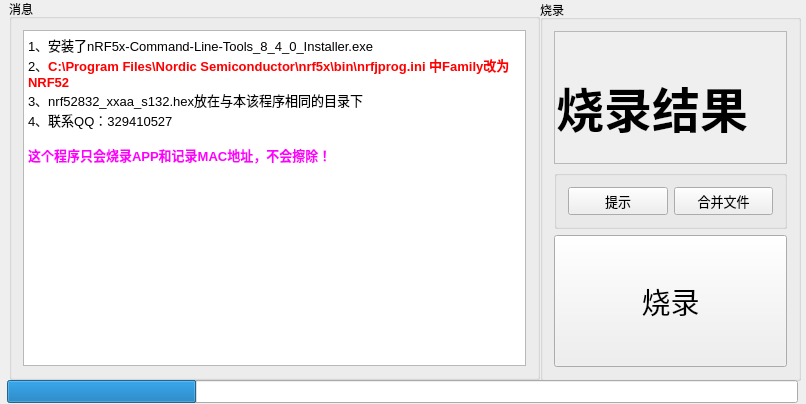
First picture: the form in NodicProgram/mainwindow.ui, repository weiqifa0/nodicprogrammingApp, before the edit.
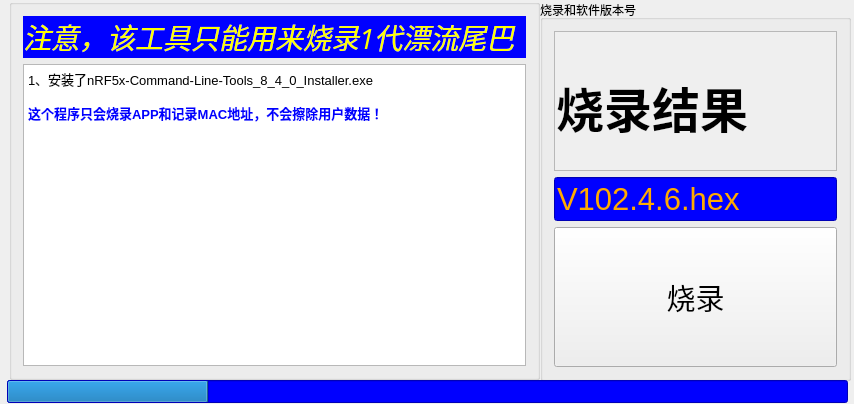
Second picture: the form after the edit.

Commit message: [Dscription]:new ts102 update version [Author]:weiqifa 	modified:   NodicProgram/NodicProgram.pro 	modified:   NodicProgram/NodicProgram.pro.user 	new file:   NodicProgram/appprogram.qrc 	modified:   NodicProgram/main.cpp 	modified:   NodicProgram/mainwindow.cpp 	modified:   NodicProgram/mainwindow.h 	modified:   NodicProgram/mainwindow.ui 	modified:   NodicProgram/nodic.ico 	new file:   NodicProgram/nrf52832_xxaa_s132.hex 	renamed:    NodicProgram.exe -> NodicProgramApp.exe 	modified:   appMacAdress.txt 	deleted:    nrf52832_xxaa_s132.hex

Patch:
```diff
--- a/NodicProgram/mainwindow.ui
+++ b/NodicProgram/mainwindow.ui
@@ -9,7 +9,7 @@
    <rect>
     <x>0</x>
     <y>0</y>
-    <width>806</width>
+    <width>854</width>
     <height>404</height>
    </rect>
   </property>
@@ -28,7 +28,7 @@
      <rect>
       <x>540</x>
       <y>0</y>
-      <width>261</width>
+      <width>311</width>
       <height>381</height>
      </rect>
     </property>
@@ -45,7 +45,7 @@
      </size>
     </property>
     <property name="title">
-     <string>烧录</string>
+     <string>烧录和软件版本号</string>
     </property>
     <layout class="QVBoxLayout" name="verticalLayout">
      <item>
@@ -64,8 +64,8 @@
          <rect>
           <x>0</x>
           <y>0</y>
-          <width>239</width>
-          <height>143</height>
+          <width>289</width>
+          <height>147</height>
          </rect>
         </property>
         <widget class="QLabel" name="label">
@@ -73,7 +73,7 @@
           <rect>
            <x>0</x>
            <y>10</y>
-           <width>320</width>
+           <width>291</width>
            <height>131</height>
           </rect>
          </property>
@@ -85,7 +85,7 @@
          </property>
          <property name="font">
           <font>
-           <family>微软雅黑</family>
+           <family>宋体</family>
            <pointsize>36</pointsize>
            <weight>75</weight>
            <bold>true</bold>
@@ -105,50 +105,25 @@
       </widget>
      </item>
      <item>
-      <widget class="QGroupBox" name="groupBox_3">
-       <property name="sizePolicy">
-        <sizepolicy hsizetype="Expanding" vsizetype="Fixed">
-         <horstretch>0</horstretch>
-         <verstretch>0</verstretch>
-        </sizepolicy>
+      <widget class="QLineEdit" name="lineEdit">
+       <property name="enabled">
+        <bool>false</bool>
        </property>
-       <property name="title">
-        <string/>
+       <property name="font">
+        <font>
+         <pointsize>23</pointsize>
+        </font>
        </property>
-       <layout class="QHBoxLayout" name="horizontalLayout">
-        <item>
-         <widget class="QPushButton" name="pushButton_3">
-          <property name="font">
-           <font>
-            <family>微软雅黑</family>
-            <pointsize>10</pointsize>
-           </font>
-          </property>
-          <property name="text">
-           <string>提示</string>
-          </property>
-         </widget>
-        </item>
-        <item>
-         <widget class="QPushButton" name="pushButton_2">
-          <property name="sizePolicy">
-           <sizepolicy hsizetype="Minimum" vsizetype="Maximum">
-            <horstretch>0</horstretch>
-            <verstretch>0</verstretch>
-           </sizepolicy>
-          </property>
-          <property name="font">
-           <font>
-            <family>微软雅黑</family>
-            <pointsize>10</pointsize>
-           </font>
-          </property>
-          <property name="text">
-           <string>合并文件</string>
-          </property>
-         </widget>
-        </item>
-       </layout>
+       <property name="styleSheet">
+        <string notr="true">color: rgb(255, 170, 0);
+background-color: rgb(0, 0, 255);</string>
+       </property>
+       <property name="text">
+        <string>V102.4.6.hex</string>
+       </property>
+       <property name="readOnly">
+        <bool>false</bool>
+       </property>
       </widget>
      </item>
      <item>
@@ -161,7 +136,7 @@
        </property>
        <property name="font">
         <font>
-         <family>微软雅黑</family>
+         <family>宋体</family>
          <pointsize>22</pointsize>
          <weight>50</weight>
          <bold>false</bold>
@@ -193,9 +168,27 @@
      </sizepolicy>
     </property>
     <property name="title">
-     <string>消息</string>
+     <string/>
     </property>
     <layout class="QVBoxLayout" name="verticalLayout_2">
+     <item>
+      <widget class="QLabel" name="label_2">
+       <property name="font">
+        <font>
+         <family>新宋体</family>
+         <pointsize>21</pointsize>
+         <italic>true</italic>
+        </font>
+       </property>
+       <property name="styleSheet">
+        <string notr="true">background-color: rgb(0, 0, 255);
+color: rgb(255, 255, 0);</string>
+       </property>
+       <property name="text">
+        <string>注意，该工具只能用来烧录1代漂流尾巴</string>
+       </property>
+      </widget>
+     </item>
      <item>
       <widget class="QTextBrowser" name="textBrowser">
        <property name="sizePolicy">
@@ -210,11 +203,8 @@
 p, li { white-space: pre-wrap; }
 &lt;/style&gt;&lt;/head&gt;&lt;body style=&quot; font-family:'SimSun'; font-size:9pt; font-weight:400; font-style:normal;&quot;&gt;
 &lt;p style=&quot; margin-top:0px; margin-bottom:0px; margin-left:0px; margin-right:0px; -qt-block-indent:0; text-indent:0px;&quot;&gt;&lt;span style=&quot; font-size:10pt;&quot;&gt;1、安装了nRF5x-Command-Line-Tools_8_4_0_Installer.exe&lt;/span&gt;&lt;/p&gt;
-&lt;p style=&quot; margin-top:0px; margin-bottom:0px; margin-left:0px; margin-right:0px; -qt-block-indent:0; text-indent:0px;&quot;&gt;&lt;span style=&quot; font-size:10pt;&quot;&gt;2、&lt;/span&gt;&lt;span style=&quot; font-size:10pt; font-weight:600; color:#ff0000;&quot;&gt;C:\Program Files\Nordic Semiconductor\nrf5x\bin\nrfjprog.ini 中Family改为NRF52&lt;/span&gt;&lt;/p&gt;
-&lt;p style=&quot; margin-top:0px; margin-bottom:0px; margin-left:0px; margin-right:0px; -qt-block-indent:0; text-indent:0px;&quot;&gt;&lt;span style=&quot; font-size:10pt;&quot;&gt;3、nrf52832_xxaa_s132.hex放在与本该程序相同的目录下&lt;/span&gt;&lt;/p&gt;
-&lt;p style=&quot; margin-top:0px; margin-bottom:0px; margin-left:0px; margin-right:0px; -qt-block-indent:0; text-indent:0px;&quot;&gt;&lt;span style=&quot; font-size:10pt;&quot;&gt;4、联系QQ：329410527 &lt;/span&gt;&lt;/p&gt;
-&lt;p style=&quot;-qt-paragraph-type:empty; margin-top:0px; margin-bottom:0px; margin-left:0px; margin-right:0px; -qt-block-indent:0; text-indent:0px; font-size:10pt;&quot;&gt;&lt;br /&gt;&lt;/p&gt;
-&lt;p style=&quot; margin-top:0px; margin-bottom:0px; margin-left:0px; margin-right:0px; -qt-block-indent:0; text-indent:0px;&quot;&gt;&lt;span style=&quot; font-size:10pt; font-weight:600; color:#ff00ff;&quot;&gt;这个程序只会烧录APP和记录MAC地址，不会擦除！&lt;/span&gt;&lt;/p&gt;&lt;/body&gt;&lt;/html&gt;</string>
+&lt;p style=&quot;-qt-paragraph-type:empty; margin-top:0px; margin-bottom:0px; margin-left:0px; margin-right:0px; -qt-block-indent:0; text-indent:0px;&quot;&gt;&lt;br /&gt;&lt;/p&gt;
+&lt;p style=&quot; margin-top:0px; margin-bottom:0px; margin-left:0px; margin-right:0px; -qt-block-indent:0; text-indent:0px;&quot;&gt;&lt;span style=&quot; font-size:10pt; font-weight:600; color:#0000ff;&quot;&gt;这个程序只会烧录APP和记录MAC地址，不会擦除用户数据！&lt;/span&gt;&lt;/p&gt;&lt;/body&gt;&lt;/html&gt;</string>
        </property>
       </widget>
      </item>
@@ -225,7 +215,7 @@
      <rect>
       <x>7</x>
       <y>380</y>
-      <width>791</width>
+      <width>841</width>
       <height>23</height>
      </rect>
     </property>
@@ -234,6 +224,13 @@
       <family>微软雅黑</family>
      </font>
     </property>
+    <property name="autoFillBackground">
+     <bool>false</bool>
+    </property>
+    <property name="styleSheet">
+     <string notr="true">background-color: rgb(0, 0, 255);
+color: rgb(255, 170, 0);</string>
+    </property>
     <property name="value">
      <number>24</number>
     </property>
```
Left out of the diff: 2 changed lines with no effect on the pictures. The commit also changes 12 other files.
